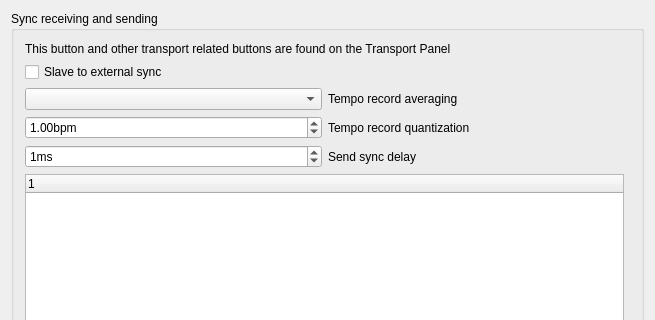
Old version of the form muse3/muse/components/midisync.ui in the repository emrum/muse; both pictures show x 0 to 655 and y 0 to 320 of the 655 by 534 pixel window.
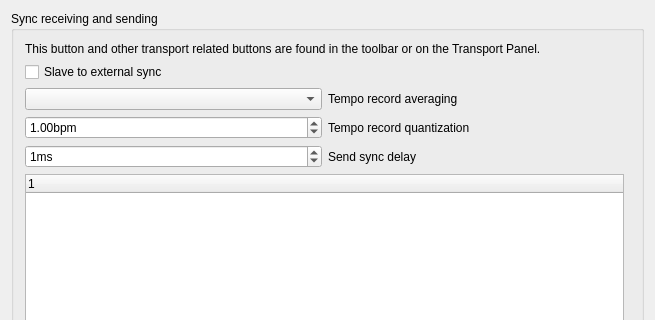
New version of the form.

Patch:
```diff
--- a/muse3/muse/components/midisync.ui
+++ b/muse3/muse/components/midisync.ui
@@ -274,7 +274,7 @@
       <item row="0" column="0">
        <widget class="QLabel" name="label">
         <property name="text">
-         <string>This button and other transport related buttons are found on the Transport Panel</string>
+         <string>This button and other transport related buttons are found in the toolbar or on the Transport Panel.</string>
         </property>
        </widget>
       </item>
```
